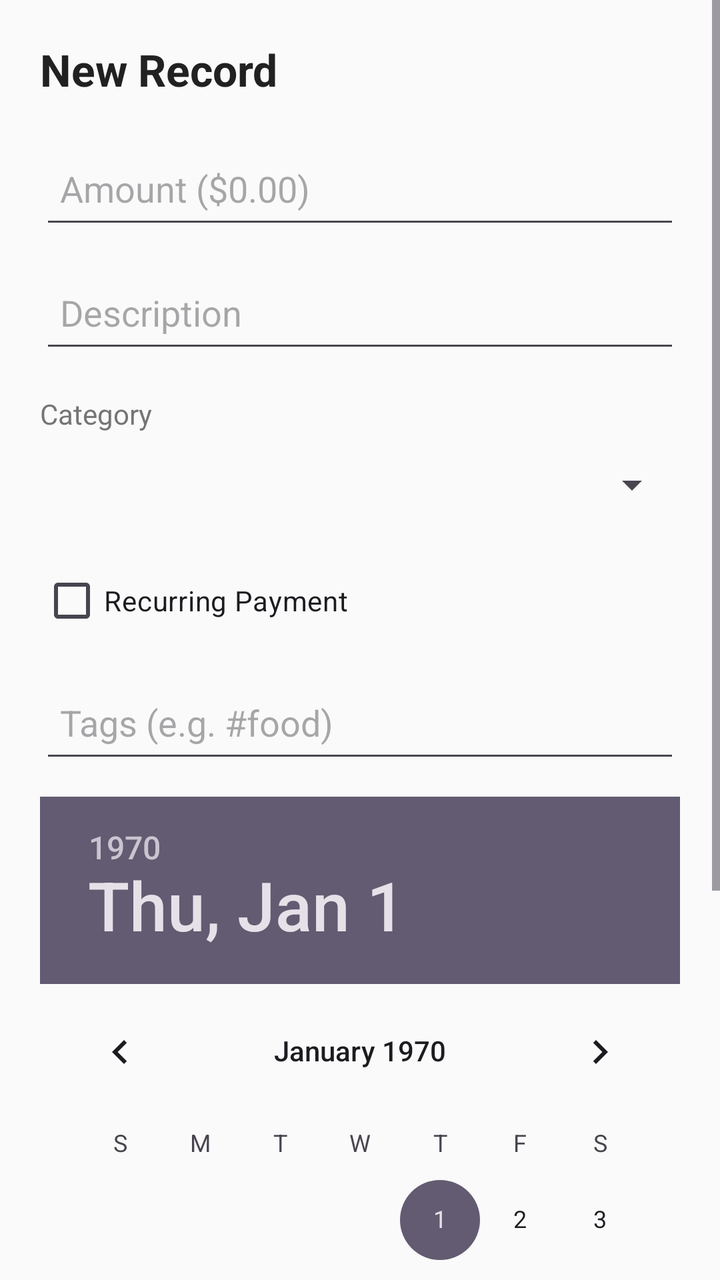
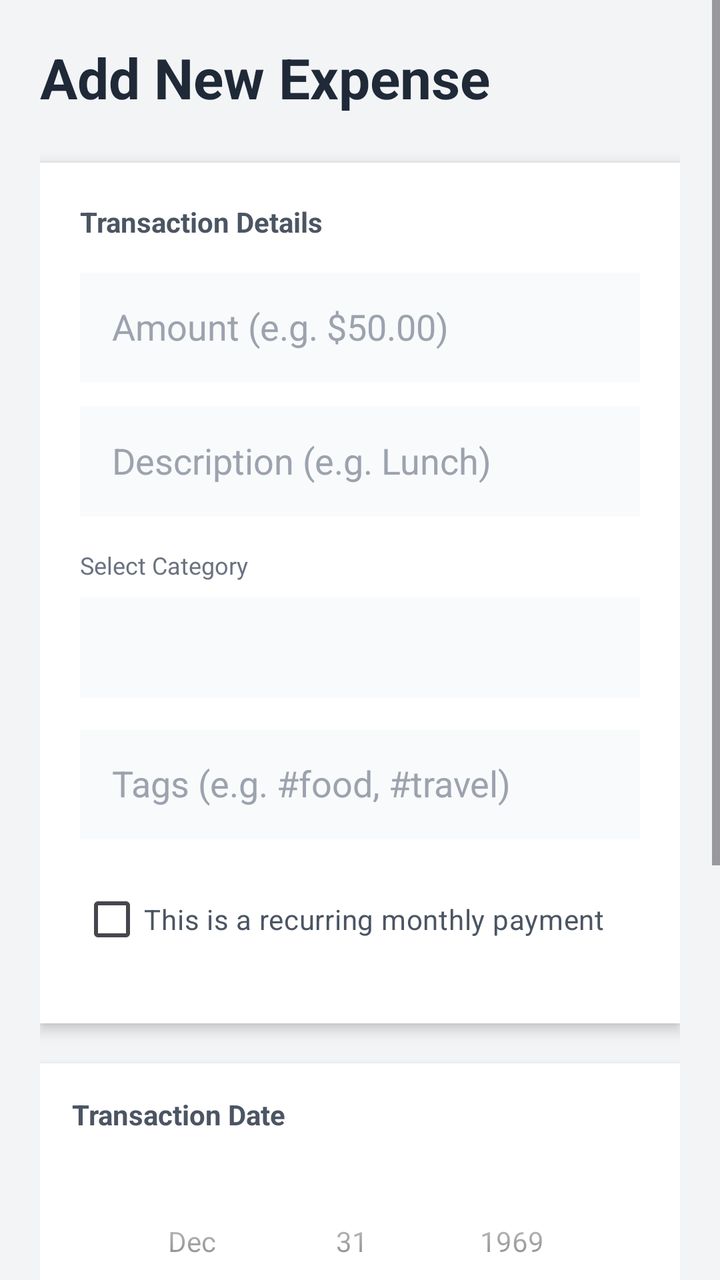

Two renders of the same Android screen: before a commit and after it. Below are the layout's source before the change and the commit's diff.
<!-- AndroidManifest.xml: application theme Theme.Expense_Tracker -->
<!-- res/layout/activity_add_expense.xml -->
<?xml version="1.0" encoding="utf-8"?>
<ScrollView xmlns:android="http://schemas.android.com/apk/res/android"
    android:layout_width="match_parent"
    android:layout_height="match_parent"
    android:fillViewport="true"
    android:background="#FAFAFA">

    <LinearLayout
        android:layout_width="match_parent"
        android:layout_height="wrap_content"
        android:orientation="vertical"
        android:padding="20dp">

        <TextView
            android:layout_width="wrap_content"
            android:layout_height="wrap_content"
            android:text="New Record"
            android:textColor="#212121"
            android:textSize="22sp"
            android:textStyle="bold" />

        <EditText
            android:id="@+id/etAmount"
            android:layout_width="match_parent"
            android:layout_height="50dp"
            android:layout_marginTop="20dp"
            android:hint="Amount ($0.00)"
            android:inputType="numberDecimal"
            android:padding="10dp" />

        <EditText
            android:id="@+id/etDescription"
            android:layout_width="match_parent"
            android:layout_height="50dp"
            android:layout_marginTop="12dp"
            android:hint="Description"
            android:inputType="text"
            android:padding="10dp" />

        <TextView
            android:layout_width="wrap_content"
            android:layout_height="wrap_content"
            android:layout_marginTop="16dp"
            android:text="Category"
            android:textColor="#757575" />

        <Spinner
            android:id="@+id/spinnerCategory"
            android:layout_width="match_parent"
            android:layout_height="44dp"
            android:layout_marginTop="4dp" />

        <CheckBox
            android:id="@+id/cbIsRecurring"
            android:layout_width="wrap_content"
            android:layout_height="wrap_content"
            android:layout_marginTop="12dp"
            android:text="Recurring Payment" />

        <AutoCompleteTextView
            android:id="@+id/actvTags"
            android:layout_width="match_parent"
            android:layout_height="50dp"
            android:layout_marginTop="12dp"
            android:hint="Tags (e.g. #food)"
            android:padding="10dp" />

        <DatePicker
            android:id="@+id/datePickerTransaction"
            android:layout_width="match_parent"
            android:layout_height="wrap_content"
            android:layout_marginTop="12dp"
            android:datePickerMode="calendar" />

        <Button
            android:id="@+id/btnSaveTransaction"
            android:layout_width="match_parent"
            android:layout_height="50dp"
            android:layout_marginTop="20dp"
            android:onClick="saveTransactionRecord"
            android:text="Save" />
    </LinearLayout>
</ScrollView>
<!-- resources referenced by this layout -->
<resources>
  <style name="Theme.Expense_Tracker" parent="Base.Theme.Expense_Tracker" />
  <style name="Base.Theme.Expense_Tracker" parent="Theme.Material3.DayNight.NoActionBar">
          
          
      </style>
</resources>

<!-- the commit's change to res/layout/activity_add_expense.xml (unified diff, before → after) -->
@@ -3,81 +3,130 @@
     android:layout_width="match_parent"
     android:layout_height="match_parent"
     android:fillViewport="true"
-    android:background="#FAFAFA">
+    android:background="#F3F4F6"> <LinearLayout
+    android:layout_width="match_parent"
+    android:layout_height="wrap_content"
+    android:orientation="vertical"
+    android:padding="20dp">
+
+    <TextView
+        android:layout_width="wrap_content"
+        android:layout_height="wrap_content"
+        android:text="Add New Expense"
+        android:textColor="#1F2937"
+        android:textSize="28sp"
+        android:textStyle="bold"
+        android:layout_marginBottom="24dp" />
 
     <LinearLayout
         android:layout_width="match_parent"
         android:layout_height="wrap_content"
         android:orientation="vertical"
-        android:padding="20dp">
+        android:background="#FFFFFF"
+        android:padding="20dp"
+        android:elevation="4dp"> <TextView
+        android:layout_width="wrap_content"
+        android:layout_height="wrap_content"
+        android:text="Transaction Details"
+        android:textColor="#4B5563"
+        android:textStyle="bold"
+        android:layout_marginBottom="16dp"/>
+
+        <EditText
+            android:id="@+id/etAmount"
+            android:layout_width="match_parent"
+            android:layout_height="55dp"
+            android:background="#F9FAFB"
+            android:hint="Amount (e.g. $50.00)"
+            android:inputType="numberDecimal"
+            android:padding="16dp"
+            android:layout_marginBottom="12dp"
+            android:textSize="18sp"
+            android:textColorHint="#9CA3AF"/>
+
+        <EditText
+            android:id="@+id/etDescription"
+            android:layout_width="match_parent"
+            android:layout_height="55dp"
+            android:background="#F9FAFB"
+            android:hint="Description (e.g. Lunch)"
+            android:inputType="textCapSentences"
+            android:padding="16dp"
+            android:layout_marginBottom="16dp"
+            android:textColorHint="#9CA3AF"/>
 
         <TextView
             android:layout_width="wrap_content"
             android:layout_height="wrap_content"
-            android:text="New Record"
-            android:textColor="#212121"
-            android:textSize="22sp"
-            android:textStyle="bold" />
-
-        <EditText
-            android:id="@+id/etAmount"
-            android:layout_width="match_parent"
-            android:layout_height="50dp"
-            android:layout_marginTop="20dp"
-            android:hint="Amount ($0.00)"
-            android:inputType="numberDecimal"
-            android:padding="10dp" />
-
-        <EditText
-            android:id="@+id/etDescription"
-            android:layout_width="match_parent"
-            android:layout_height="50dp"
-            android:layout_marginTop="12dp"
-            android:hint="Description"
-            android:inputType="text"
-            android:padding="10dp" />
-
-        <TextView
-            android:layout_width="wrap_content"
-            android:layout_height="wrap_content"
-            android:layout_marginTop="16dp"
-            android:text="Category"
-            android:textColor="#757575" />
+            android:text="Select Category"
+            android:textColor="#6B7280"
+            android:textSize="12sp" />
 
         <Spinner
             android:id="@+id/spinnerCategory"
             android:layout_width="match_parent"
-            android:layout_height="44dp"
-            android:layout_marginTop="4dp" />
+            android:layout_height="50dp"
+            android:layout_marginTop="8dp"
+            android:layout_marginBottom="16dp"
+            android:background="#F9FAFB"/>
+
+        <AutoCompleteTextView
+            android:id="@+id/actvTags"
+            android:layout_width="match_parent"
+            android:layout_height="55dp"
+            android:background="#F9FAFB"
+            android:hint="Tags (e.g. #food, #travel)"
+            android:padding="16dp"
+            android:layout_marginBottom="16dp"
+            android:textColorHint="#9CA3AF"/>
 
         <CheckBox
             android:id="@+id/cbIsRecurring"
             android:layout_width="wrap_content"
             android:layout_height="wrap_content"
-            android:layout_marginTop="12dp"
-            android:text="Recurring Payment" />
+            android:text="This is a recurring monthly payment"
+            android:textColor="#4B5563"
+            android:layout_marginBottom="8dp" />
 
-        <AutoCompleteTextView
-            android:id="@+id/actvTags"
-            android:layout_width="match_parent"
-            android:layout_height="50dp"
-            android:layout_marginTop="12dp"
-            android:hint="Tags (e.g. #food)"
-            android:padding="10dp" />
+    </LinearLayout>
+
+    <LinearLayout
+        android:layout_width="match_parent"
+        android:layout_height="wrap_content"
+        android:orientation="vertical"
+        android:background="#FFFFFF"
+        android:padding="16dp"
+        android:layout_marginTop="20dp"
+        android:elevation="4dp">
+
+        <TextView
+            android:layout_width="wrap_content"
+            android:layout_height="wrap_content"
+            android:text="Transaction Date"
+            android:textColor="#4B5563"
+            android:textStyle="bold"
+            android:layout_marginBottom="8dp"/>
 
         <DatePicker
             android:id="@+id/datePickerTransaction"
             android:layout_width="match_parent"
             android:layout_height="wrap_content"
-            android:layout_marginTop="12dp"
-            android:datePickerMode="calendar" />
+            android:datePickerMode="spinner"
+            android:calendarViewShown="false" />
+    </LinearLayout>
 
-        <Button
-            android:id="@+id/btnSaveTransaction"
-            android:layout_width="match_parent"
-            android:layout_height="50dp"
-            android:layout_marginTop="20dp"
-            android:onClick="saveTransactionRecord"
-            android:text="Save" />
-    </LinearLayout>
+    <Button
+        android:id="@+id/btnSaveTransaction"
+        android:layout_width="match_parent"
+        android:layout_height="60dp"
+        android:layout_marginTop="32dp"
+        android:layout_marginBottom="32dp"
+        android:backgroundTint="#3F51B5"
+        android:onClick="saveTransactionRecord"
+        android:text="Save Expense"
+        android:textColor="#FFFFFF"
+        android:textSize="18sp"
+        android:textStyle="bold" />
+
+</LinearLayout>
 </ScrollView>
